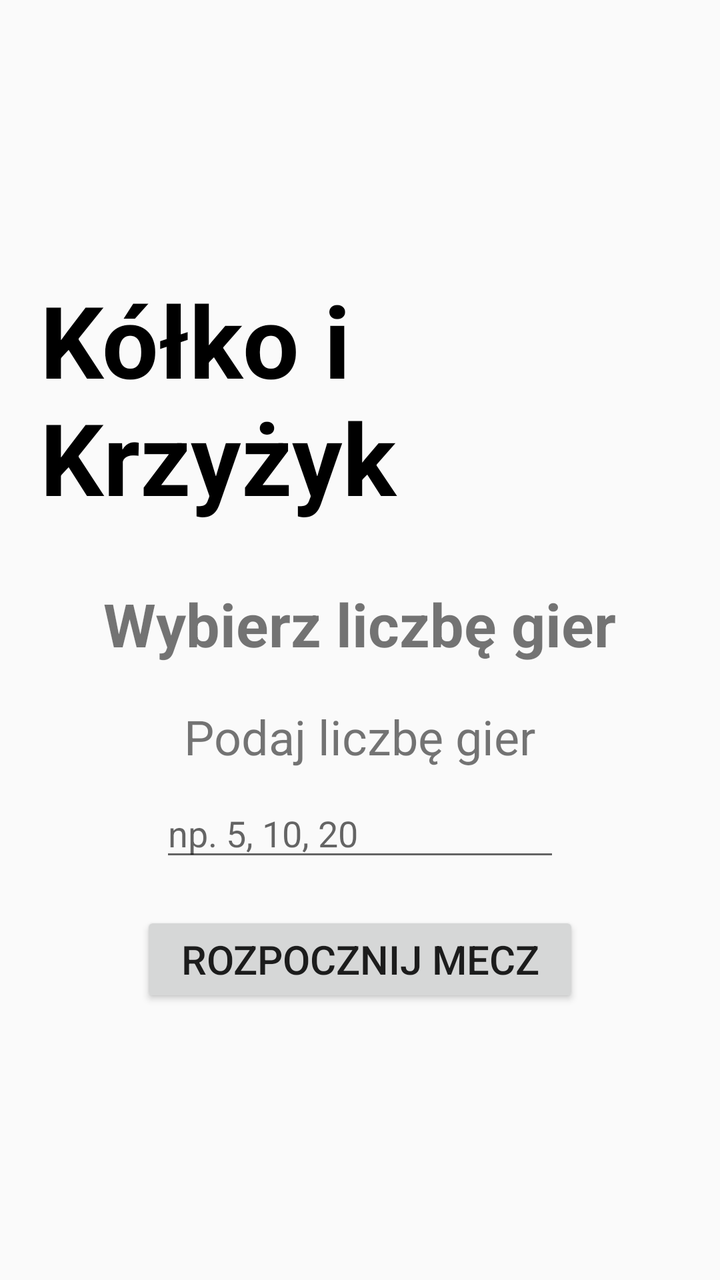
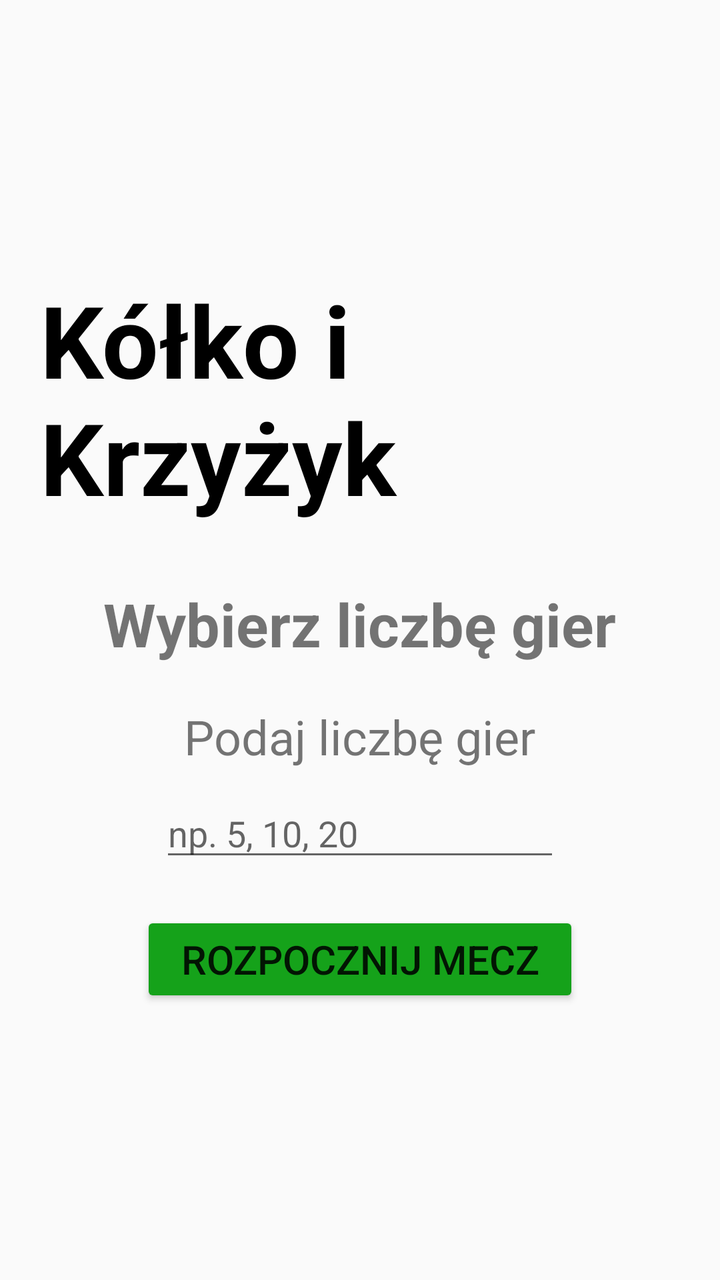

Compare the two renders of this Android layout. The source of the first and the diff that turns it into the second are given below.
<!-- AndroidManifest.xml: application theme AppTheme -->
<!-- res/layout/activity_main.xml -->
<?xml version="1.0" encoding="utf-8"?>
<LinearLayout
    xmlns:android="http://schemas.android.com/apk/res/android"
    android:layout_width="match_parent"
    android:layout_height="match_parent"
    android:gravity="center"
    android:orientation="vertical"
    android:padding="20dp">

    <TextView
        android:id="@+id/tvGameTitle"
        android:layout_width="wrap_content"
        android:layout_height="wrap_content"
        android:text="Kółko i Krzyżyk"
        android:textStyle="bold"
        android:textSize="50sp"
        android:layout_marginBottom="30dp"
        android:textColor="@color/black"/>

    <TextView
        android:layout_width="wrap_content"
        android:layout_height="wrap_content"
        android:text="Wybierz liczbę gier"
        android:textStyle="bold"
        android:textSize="30sp"
        android:layout_marginBottom="20dp"/>

    <TextView
        android:layout_width="wrap_content"
        android:layout_height="wrap_content"
        android:text="Podaj liczbę gier"
        android:textSize="24sp"
        android:layout_marginBottom="10dp"/>

    <EditText
        android:id="@+id/etGames"
        android:layout_width="200dp"
        android:layout_height="wrap_content"
        android:inputType="number"
        android:hint="np. 5, 10, 20"
        android:layout_marginBottom="20dp"/>

    <Button
        android:id="@+id/btnStart"
        android:layout_width="wrap_content"
        android:layout_height="wrap_content"
        android:text="Rozpocznij mecz"
        android:paddingLeft="20dp"
        android:paddingRight="20dp"
        android:textSize="20sp"/>
</LinearLayout>
<!-- resources referenced by this layout -->
<resources>
  <color name="black">#FF000000</color>
  <style name="AppTheme" parent="Theme.AppCompat.Light.NoActionBar">
      </style>
</resources>

<!-- the commit's change to res/layout/activity_main.xml (unified diff, before → after) -->
@@ -47,5 +47,6 @@
         android:text="Rozpocznij mecz"
         android:paddingLeft="20dp"
         android:paddingRight="20dp"
+        android:backgroundTint="#15A21A"
         android:textSize="20sp"/>
 </LinearLayout>
